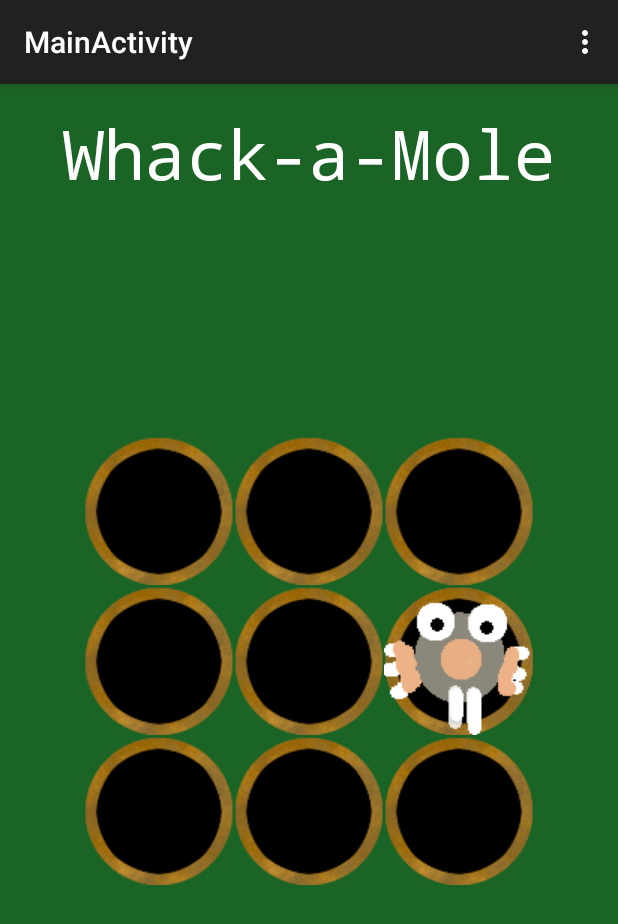
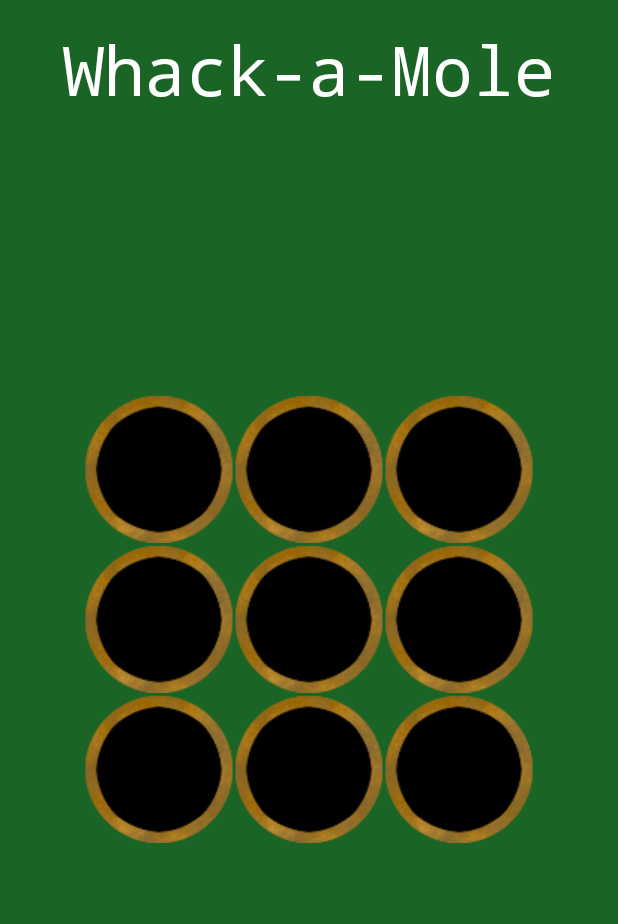
Before and after one commit to CarlosBalladares/Wack-a-mole, an Android app: the screen it shows after launch (MainActivity), on a phone screen of 412 x 824 dp. Shown: the top 924 px of the screen. Run offline under Robolectric (Android 15) with nearby library versions, the phone set to English and light mode, and no system bars.

Commit message:
added moleHole View

```diff
--- a/app/src/main/AndroidManifest.xml
+++ b/app/src/main/AndroidManifest.xml
@@ -8,8 +8,8 @@
         android:label="@string/app_name"
         android:theme="@style/AppTheme" >
         <activity
-            android:name=".activities.MainActivity"
-            android:label="@string/title_activity_main" >
+            android:name=".ui.MainActivity"
+            android:label="@string/app_name" >
             <intent-filter>
                 <action android:name="android.intent.action.MAIN" />
                 <category android:name="android.intent.category.LAUNCHER" />
--- /dev/null
+++ b/app/src/main/java/com/whackgregor/whackgregor/ui/HoleView.java
@@ -0,0 +1,53 @@
+package com.whackgregor.whackgregor.ui;
+
+import android.support.v7.app.AppCompatActivity;
+import android.content.Context;
+import android.util.AttributeSet;
+import android.view.View;
+import android.widget.ImageView;
+
+import com.whackgregor.whackgregor.R;
+
+
+/**
+ * Created by carlosballadares on 15-11-11.
+ */
+public class HoleView extends ImageView {
+
+    public static final int HOLE=       R.drawable.hole;
+
+    public static final int HOLE_MOLE=  R.drawable.holewithmole2;
+
+    private boolean mole=false;
+
+    public HoleView(Context context, AttributeSet attrs) {
+        super(context, attrs);
+        setOnClickListener(new View.OnClickListener(){
+
+            @Override
+            public void onClick(View v) {
+                if(hasMole())
+                    hideMole();
+                else
+                    showMole();
+            }
+        });
+        setImageResource(HOLE);
+    }
+
+    public void showMole(){
+        setImageResource(HOLE_MOLE);
+        mole=true;
+    }
+
+    public void hideMole(){
+        setImageResource(HOLE);
+        mole=false;
+    }
+
+    public boolean hasMole(){
+        return mole;
+    }
+
+
+}
--- a/app/src/main/java/com/whackgregor/whackgregor/activities/MainActivity.java
+++ b/app/src/main/java/com/whackgregor/whackgregor/ui/MainActivity.java
@@ -1,9 +1,10 @@
-package com.whackgregor.whackgregor.activities;
+package com.whackgregor.whackgregor.ui;
 
 import android.support.v7.app.AppCompatActivity;
 import android.os.Bundle;
 import android.view.Menu;
 import android.view.MenuItem;
+import android.view.View;
 import android.widget.ImageView;
 
 import com.whackgregor.whackgregor.R;
@@ -12,16 +13,12 @@ import java.util.Random;
 
 public class MainActivity extends AppCompatActivity {
 
-    public int[] holes ={R.id.hole1, R.id.hole2, R.id.hole3, R.id.hole4, R.id.hole5, R.id.hole6, R.id.hole7, R.id.hole8, R.id.hole9};
-
-    public int[] moles ={R.drawable.holewithmole, R.drawable.holewithmole2};
 
     @Override
     protected void onCreate(Bundle savedInstanceState) {
         super.onCreate(savedInstanceState);
         setContentView(R.layout.activity_main);
-        ImageView hole = (ImageView) findViewById(holes[5]);
-        hole.setImageResource(R.drawable.holewithmole2);
+
 
     }
 
@@ -47,8 +44,4 @@ public class MainActivity extends AppCompatActivity {
         return super.onOptionsItemSelected(item);
     }
 
-    public int getRandomItem(int[] array){
-        Random rand= new Random();
-        return rand.nextInt(array.length);
-    }
 }
--- a/app/src/main/res/layout/activity_main.xml
+++ b/app/src/main/res/layout/activity_main.xml
@@ -4,7 +4,7 @@
     android:paddingRight="@dimen/activity_horizontal_margin"
     android:paddingTop="@dimen/activity_vertical_margin"
     android:paddingBottom="@dimen/activity_vertical_margin"
-    tools:context="com.whackgregor.whackgregor.activities.MainActivity"
+    tools:context="com.whackgregor.whackgregor.ui.MainActivity"
     android:theme="@android:style/Theme.Black.NoTitleBar"
     android:background="#1a6425">
 
@@ -23,83 +23,75 @@
     <GridLayout
         android:layout_width="wrap_content"
         android:layout_height="wrap_content"
-        android:rowCount="8"
-        android:columnCount="17"
+        android:rowCount="3"
+        android:columnCount="3"
         android:orientation="horizontal"
         android:layout_centerVertical="true"
         android:layout_centerHorizontal="true">
 
-        <ImageView
+        <com.whackgregor.whackgregor.ui.HoleView
             android:layout_width="wrap_content"
             android:layout_height="wrap_content"
             android:id="@+id/hole1"
-            android:layout_row="5"
-            android:layout_column="0"
-            android:background="@drawable/hole" />
+            android:layout_row="0"
+            android:layout_column="0" />
 
-        <ImageView
+        <com.whackgregor.whackgregor.ui.HoleView
             android:layout_width="wrap_content"
             android:layout_height="wrap_content"
             android:id="@+id/hole2"
-            android:layout_row="5"
-            android:layout_column="10"
-            android:background="@drawable/hole" />
+            android:layout_row="0"
+            android:layout_column="1" />
 
-        <ImageView
+        <com.whackgregor.whackgregor.ui.HoleView
             android:layout_width="wrap_content"
             android:layout_height="wrap_content"
             android:id="@+id/hole3"
-            android:layout_row="5"
-            android:layout_column="15"
-            android:background="@drawable/hole" />
+            android:layout_row="0"
+            android:layout_column="2" />
 
-        <ImageView
+        <com.whackgregor.whackgregor.ui.HoleView
             android:layout_width="wrap_content"
             android:layout_height="wrap_content"
             android:id="@+id/hole4"
-            android:layout_row="6"
-            android:layout_column="0"
-            android:background="@drawable/hole" />
+            android:layout_row="1"
+            android:layout_column="0" />
 
-        <ImageView
+        <com.whackgregor.whackgregor.ui.HoleView
             android:layout_width="wrap_content"
             android:layout_height="wrap_content"
             android:id="@+id/hole5"
-            android:layout_row="6"
-            android:layout_column="10"
-            android:background="@drawable/hole" />
+            android:layout_row="1"
+            android:layout_column="1" />
 
-        <ImageView
+        <com.whackgregor.whackgregor.ui.HoleView
             android:layout_width="wrap_content"
             android:layout_height="wrap_content"
             android:id="@+id/hole6"
-            android:layout_row="6"
-            android:layout_column="15"
-            android:background="@drawable/hole" />
+            android:layout_row="1"
+            android:layout_column="2" />
 
-        <ImageView
+        <com.whackgregor.whackgregor.ui.HoleView
             android:layout_width="wrap_content"
             android:layout_height="wrap_content"
             android:id="@+id/hole7"
-            android:layout_row="7"
-            android:layout_column="0"
-            android:background="@drawable/hole" />
+            android:layout_row="2"
+            android:layout_column="0" />
 
-        <ImageView
+        <com.whackgregor.whackgregor.ui.HoleView
             android:layout_width="wrap_content"
             android:layout_height="wrap_content"
             android:id="@+id/hole8"
-            android:layout_row="7"
-            android:layout_column="10"
-            android:background="@drawable/hole" />
+            android:layout_row="2"
+            android:layout_column="1" />
 
-        <ImageView
+        <com.whackgregor.whackgregor.ui.HoleView
             android:layout_width="wrap_content"
             android:layout_height="wrap_content"
             android:id="@+id/hole9"
-            android:layout_row="7"
-            android:layout_column="15"
-            android:background="@drawable/hole" />
+            android:layout_row="2"
+            android:layout_column="2" />
 
     </GridLayout>
+
 </RelativeLayout>
--- a/app/src/main/res/menu/menu_main.xml
+++ b/app/src/main/res/menu/menu_main.xml
@@ -1,7 +1,7 @@
 <menu xmlns:android="http://schemas.android.com/apk/res/android"
     xmlns:app="http://schemas.android.com/apk/res-auto"
     xmlns:tools="http://schemas.android.com/tools"
-    tools:context="com.whackgregor.whackgregor.activities.MainActivity">
+    tools:context="com.whackgregor.whackgregor.ui.MainActivity">
     <item android:id="@+id/action_settings" android:title="@string/action_settings"
         android:orderInCategory="100" app:showAsAction="never" />
 </menu>
--- a/app/src/main/res/values/styles.xml
+++ b/app/src/main/res/values/styles.xml
@@ -1,7 +1,7 @@
 <resources>
 
     <!-- Base application theme. -->
-    <style name="AppTheme" parent="Theme.AppCompat.Light.DarkActionBar">
+    <style name="AppTheme" parent="Theme.AppCompat.NoActionBar">
         <!-- Customize your theme here. -->
     </style>
 
```
